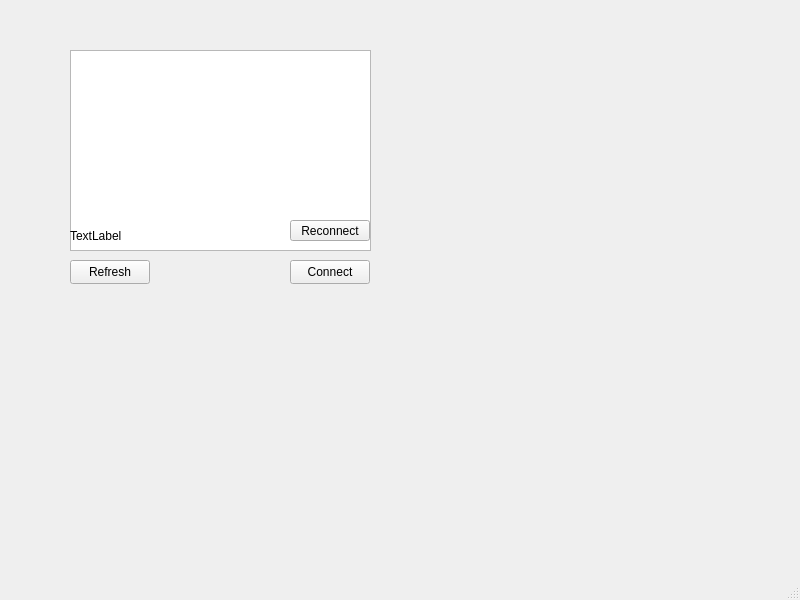
Old version of the form Gui/Test_Gui/mainwindow.ui in the repository kasper201/Domotica-School.
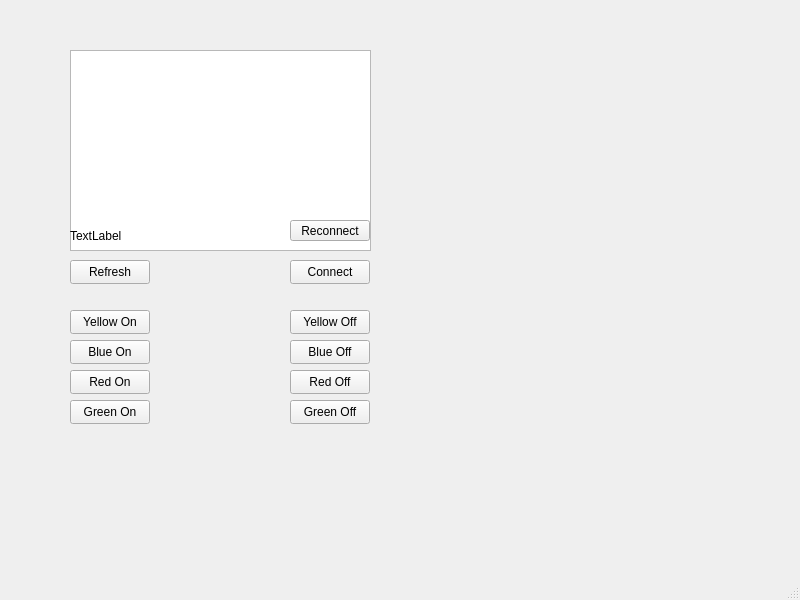
New version of the form.

```diff
--- a/Gui/Test_Gui/mainwindow.ui
+++ b/Gui/Test_Gui/mainwindow.ui
@@ -112,6 +112,110 @@
      <string>Reconnect</string>
     </property>
    </widget>
+   <widget class="QPushButton" name="pushButton_Yellow_On">
+    <property name="geometry">
+     <rect>
+      <x>70</x>
+      <y>310</y>
+      <width>80</width>
+      <height>24</height>
+     </rect>
+    </property>
+    <property name="text">
+     <string>Yellow On</string>
+    </property>
+   </widget>
+   <widget class="QPushButton" name="pushButton_Blue_On">
+    <property name="geometry">
+     <rect>
+      <x>70</x>
+      <y>340</y>
+      <width>80</width>
+      <height>24</height>
+     </rect>
+    </property>
+    <property name="text">
+     <string>Blue On</string>
+    </property>
+   </widget>
+   <widget class="QPushButton" name="pushButton_Red_On">
+    <property name="geometry">
+     <rect>
+      <x>70</x>
+      <y>370</y>
+      <width>80</width>
+      <height>24</height>
+     </rect>
+    </property>
+    <property name="text">
+     <string>Red On</string>
+    </property>
+   </widget>
+   <widget class="QPushButton" name="pushButton_Green_On">
+    <property name="geometry">
+     <rect>
+      <x>70</x>
+      <y>400</y>
+      <width>80</width>
+      <height>24</height>
+     </rect>
+    </property>
+    <property name="text">
+     <string>Green On</string>
+    </property>
+   </widget>
+   <widget class="QPushButton" name="pushButton_Yellow_Off">
+    <property name="geometry">
+     <rect>
+      <x>290</x>
+      <y>310</y>
+      <width>80</width>
+      <height>24</height>
+     </rect>
+    </property>
+    <property name="text">
+     <string>Yellow Off</string>
+    </property>
+   </widget>
+   <widget class="QPushButton" name="pushButton_Blue_Off">
+    <property name="geometry">
+     <rect>
+      <x>290</x>
+      <y>340</y>
+      <width>80</width>
+      <height>24</height>
+     </rect>
+    </property>
+    <property name="text">
+     <string>Blue Off</string>
+    </property>
+   </widget>
+   <widget class="QPushButton" name="pushButton_Red_Off">
+    <property name="geometry">
+     <rect>
+      <x>290</x>
+      <y>370</y>
+      <width>80</width>
+      <height>24</height>
+     </rect>
+    </property>
+    <property name="text">
+     <string>Red Off</string>
+    </property>
+   </widget>
+   <widget class="QPushButton" name="pushButton_Green_Off">
+    <property name="geometry">
+     <rect>
+      <x>290</x>
+      <y>400</y>
+      <width>80</width>
+      <height>24</height>
+     </rect>
+    </property>
+    <property name="text">
+     <string>Green Off</string>
+    </property>
+   </widget>
   </widget>
   <widget class="QMenuBar" name="menubar">
    <property name="geometry">
```
